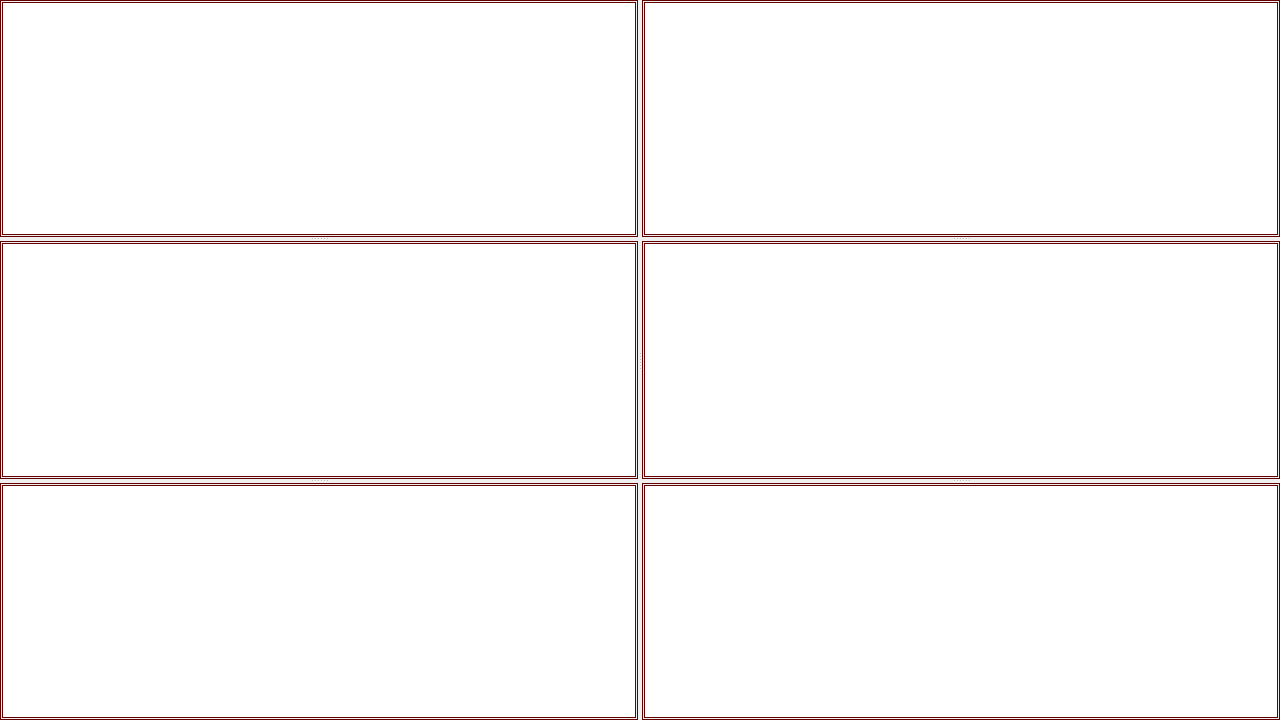
This is src/Interface/Application/ViewerInterface.ui in SCIInstitute/Seg3D as Qt 5 draws it before an edit. The edited form follows.
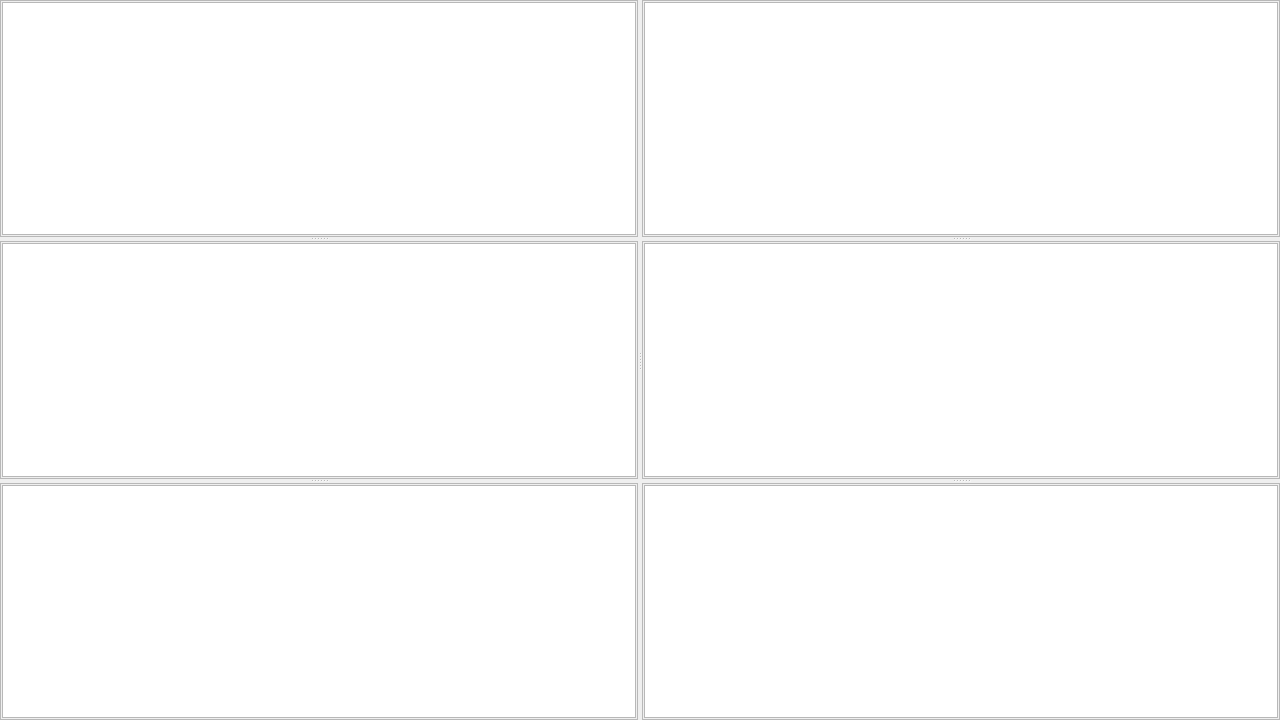
This is the edited form.

```diff
--- a/src/Interface/Application/ViewerInterface.ui
+++ b/src/Interface/Application/ViewerInterface.ui
@@ -36,70 +36,6 @@
        <number>4</number>
       </property>
       <widget class="QFrame" name="viewerFrame_1">
-       <property name="palette">
-        <palette>
-         <active>
-          <colorrole role="Base">
-           <brush brushstyle="SolidPattern">
-            <color alpha="255">
-             <red>255</red>
-             <green>255</green>
-             <blue>255</blue>
-            </color>
-           </brush>
-          </colorrole>
-          <colorrole role="Window">
-           <brush brushstyle="SolidPattern">
-            <color alpha="255">
-             <red>128</red>
-             <green>0</green>
-             <blue>0</blue>
-            </color>
-           </brush>
-          </colorrole>
-         </active>
-         <inactive>
-          <colorrole role="Base">
-           <brush brushstyle="SolidPattern">
-            <color alpha="255">
-             <red>255</red>
-             <green>255</green>
-             <blue>255</blue>
-            </color>
-           </brush>
-          </colorrole>
-          <colorrole role="Window">
-           <brush brushstyle="SolidPattern">
-            <color alpha="255">
-             <red>128</red>
-             <green>0</green>
-             <blue>0</blue>
-            </color>
-           </brush>
-          </colorrole>
-         </inactive>
-         <disabled>
-          <colorrole role="Base">
-           <brush brushstyle="SolidPattern">
-            <color alpha="255">
-             <red>128</red>
-             <green>0</green>
-             <blue>0</blue>
-            </color>
-           </brush>
-          </colorrole>
-          <colorrole role="Window">
-           <brush brushstyle="SolidPattern">
-            <color alpha="255">
-             <red>128</red>
-             <green>0</green>
-             <blue>0</blue>
-            </color>
-           </brush>
-          </colorrole>
-         </disabled>
-        </palette>
-       </property>
        <property name="mouseTracking">
         <bool>true</bool>
        </property>
@@ -126,70 +62,6 @@
        </layout>
       </widget>
       <widget class="QFrame" name="viewerFrame_2">
-       <property name="palette">
-        <palette>
-         <active>
-          <colorrole role="Base">
-           <brush brushstyle="SolidPattern">
-            <color alpha="255">
-             <red>255</red>
-             <green>255</green>
-             <blue>255</blue>
-            </color>
-           </brush>
-          </colorrole>
-          <colorrole role="Window">
-           <brush brushstyle="SolidPattern">
-            <color alpha="255">
-             <red>128</red>
-             <green>0</green>
-             <blue>0</blue>
-            </color>
-           </brush>
-          </colorrole>
-         </active>
-         <inactive>
-          <colorrole role="Base">
-           <brush brushstyle="SolidPattern">
-            <color alpha="255">
-             <red>255</red>
-             <green>255</green>
-             <blue>255</blue>
-            </color>
-           </brush>
-          </colorrole>
-          <colorrole role="Window">
-           <brush brushstyle="SolidPattern">
-            <color alpha="255">
-             <red>128</red>
-             <green>0</green>
-             <blue>0</blue>
-            </color>
-           </brush>
-          </colorrole>
-         </inactive>
-         <disabled>
-          <colorrole role="Base">
-           <brush brushstyle="SolidPattern">
-            <color alpha="255">
-             <red>128</red>
-             <green>0</green>
-             <blue>0</blue>
-            </color>
-           </brush>
-          </colorrole>
-          <colorrole role="Window">
-           <brush brushstyle="SolidPattern">
-            <color alpha="255">
-             <red>128</red>
-             <green>0</green>
-             <blue>0</blue>
-            </color>
-           </brush>
-          </colorrole>
-         </disabled>
-        </palette>
-       </property>
        <property name="mouseTracking">
         <bool>true</bool>
        </property>
@@ -216,70 +88,6 @@
        </layout>
       </widget>
       <widget class="QFrame" name="viewerFrame_3">
-       <property name="palette">
-        <palette>
-         <active>
-          <colorrole role="Base">
-           <brush brushstyle="SolidPattern">
-            <color alpha="255">
-             <red>255</red>
-             <green>255</green>
-             <blue>255</blue>
-            </color>
-           </brush>
-          </colorrole>
-          <colorrole role="Window">
-           <brush brushstyle="SolidPattern">
-            <color alpha="255">
-             <red>128</red>
-             <green>0</green>
-             <blue>0</blue>
-            </color>
-           </brush>
-          </colorrole>
-         </active>
-         <inactive>
-          <colorrole role="Base">
-           <brush brushstyle="SolidPattern">
-            <color alpha="255">
-             <red>255</red>
-             <green>255</green>
-             <blue>255</blue>
-            </color>
-           </brush>
-          </colorrole>
-          <colorrole role="Window">
-           <brush brushstyle="SolidPattern">
-            <color alpha="255">
-             <red>128</red>
-             <green>0</green>
-             <blue>0</blue>
-            </color>
-           </brush>
-          </colorrole>
-         </inactive>
-         <disabled>
-          <colorrole role="Base">
-           <brush brushstyle="SolidPattern">
-            <color alpha="255">
-             <red>128</red>
-             <green>0</green>
-             <blue>0</blue>
-            </color>
-           </brush>
-          </colorrole>
-          <colorrole role="Window">
-           <brush brushstyle="SolidPattern">
-            <color alpha="255">
-             <red>128</red>
-             <green>0</green>
-             <blue>0</blue>
-            </color>
-           </brush>
-          </colorrole>
-         </disabled>
-        </palette>
-       </property>
        <property name="mouseTracking">
         <bool>true</bool>
        </property>
@@ -314,70 +122,6 @@
        <number>4</number>
       </property>
       <widget class="QFrame" name="viewerFrame_4">
-       <property name="palette">
-        <palette>
-         <active>
-          <colorrole role="Base">
-           <brush brushstyle="SolidPattern">
-            <color alpha="255">
-             <red>255</red>
-             <green>255</green>
-             <blue>255</blue>
-            </color>
-           </brush>
-          </colorrole>
-          <colorrole role="Window">
-           <brush brushstyle="SolidPattern">
-            <color alpha="255">
-             <red>128</red>
-             <green>0</green>
-             <blue>0</blue>
-            </color>
-           </brush>
-          </colorrole>
-         </active>
-         <inactive>
-          <colorrole role="Base">
-           <brush brushstyle="SolidPattern">
-            <color alpha="255">
-             <red>255</red>
-             <green>255</green>
-             <blue>255</blue>
-            </color>
-           </brush>
-          </colorrole>
-          <colorrole role="Window">
-           <brush brushstyle="SolidPattern">
-            <color alpha="255">
-             <red>128</red>
-             <green>0</green>
-             <blue>0</blue>
-            </color>
-           </brush>
-          </colorrole>
-         </inactive>
-         <disabled>
-          <colorrole role="Base">
-           <brush brushstyle="SolidPattern">
-            <color alpha="255">
-             <red>128</red>
-             <green>0</green>
-             <blue>0</blue>
-            </color>
-           </brush>
-          </colorrole>
-          <colorrole role="Window">
-           <brush brushstyle="SolidPattern">
-            <color alpha="255">
-             <red>128</red>
-             <green>0</green>
-             <blue>0</blue>
-            </color>
-           </brush>
-          </colorrole>
-         </disabled>
-        </palette>
-       </property>
        <property name="mouseTracking">
         <bool>true</bool>
        </property>
@@ -404,70 +148,6 @@
        </layout>
       </widget>
       <widget class="QFrame" name="viewerFrame_5">
-       <property name="palette">
-        <palette>
-         <active>
-          <colorrole role="Base">
-           <brush brushstyle="SolidPattern">
-            <color alpha="255">
-             <red>255</red>
-             <green>255</green>
-             <blue>255</blue>
-            </color>
-           </brush>
-          </colorrole>
-          <colorrole role="Window">
-           <brush brushstyle="SolidPattern">
-            <color alpha="255">
-             <red>128</red>
-             <green>0</green>
-             <blue>0</blue>
-            </color>
-           </brush>
-          </colorrole>
-         </active>
-         <inactive>
-          <colorrole role="Base">
-           <brush brushstyle="SolidPattern">
-            <color alpha="255">
-             <red>255</red>
-             <green>255</green>
-             <blue>255</blue>
-            </color>
-           </brush>
-          </colorrole>
-          <colorrole role="Window">
-           <brush brushstyle="SolidPattern">
-            <color alpha="255">
-             <red>128</red>
-             <green>0</green>
-             <blue>0</blue>
-            </color>
-           </brush>
-          </colorrole>
-         </inactive>
-         <disabled>
-          <colorrole role="Base">
-           <brush brushstyle="SolidPattern">
-            <color alpha="255">
-             <red>128</red>
-             <green>0</green>
-             <blue>0</blue>
-            </color>
-           </brush>
-          </colorrole>
-          <colorrole role="Window">
-           <brush brushstyle="SolidPattern">
-            <color alpha="255">
-             <red>128</red>
-             <green>0</green>
-             <blue>0</blue>
-            </color>
-           </brush>
-          </colorrole>
-         </disabled>
-        </palette>
-       </property>
        <property name="mouseTracking">
         <bool>true</bool>
        </property>
@@ -494,70 +174,6 @@
        </layout>
       </widget>
       <widget class="QFrame" name="viewerFrame_6">
-       <property name="palette">
-        <palette>
-         <active>
-          <colorrole role="Base">
-           <brush brushstyle="SolidPattern">
-            <color alpha="255">
-             <red>255</red>
-             <green>255</green>
-             <blue>255</blue>
-            </color>
-           </brush>
-          </colorrole>
-          <colorrole role="Window">
-           <brush brushstyle="SolidPattern">
-            <color alpha="255">
-             <red>128</red>
-             <green>0</green>
-             <blue>0</blue>
-            </color>
-           </brush>
-          </colorrole>
-         </active>
-         <inactive>
-          <colorrole role="Base">
-           <brush brushstyle="SolidPattern">
-            <color alpha="255">
-             <red>255</red>
-             <green>255</green>
-             <blue>255</blue>
-            </color>
-           </brush>
-          </colorrole>
-          <colorrole role="Window">
-           <brush brushstyle="SolidPattern">
-            <color alpha="255">
-             <red>128</red>
-             <green>0</green>
-             <blue>0</blue>
-            </color>
-           </brush>
-          </colorrole>
-         </inactive>
-         <disabled>
-          <colorrole role="Base">
-           <brush brushstyle="SolidPattern">
-            <color alpha="255">
-             <red>128</red>
-             <green>0</green>
-             <blue>0</blue>
-            </color>
-           </brush>
-          </colorrole>
-          <colorrole role="Window">
-           <brush brushstyle="SolidPattern">
-            <color alpha="255">
-             <red>128</red>
-             <green>0</green>
-             <blue>0</blue>
-            </color>
-           </brush>
-          </colorrole>
-         </disabled>
-        </palette>
-       </property>
        <property name="mouseTracking">
         <bool>true</bool>
        </property>
```
